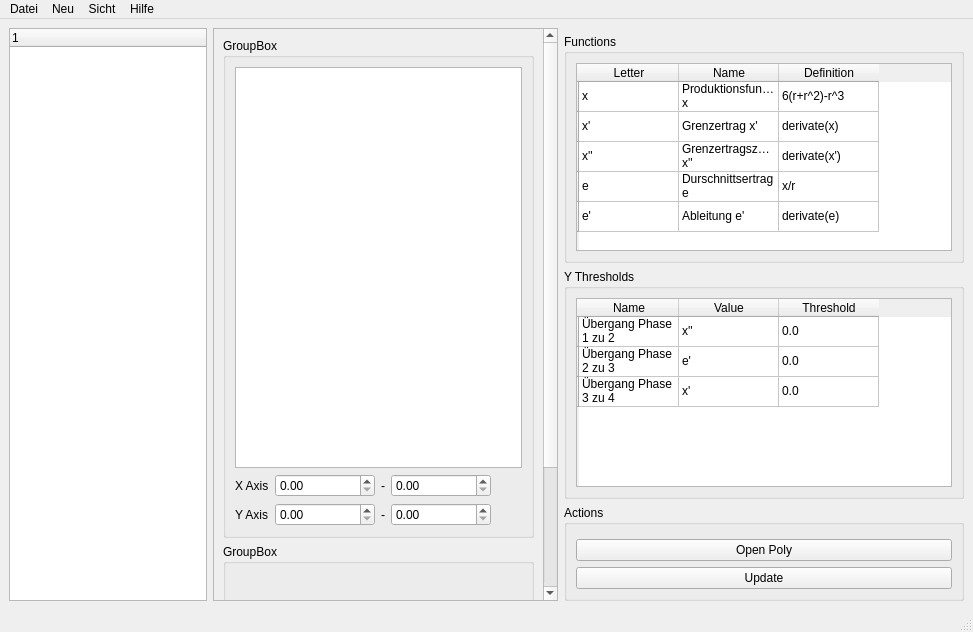
Above: Graphitty/mainview.ui from ultradr3mer/Graphitty before the change. Below: the same form after it.
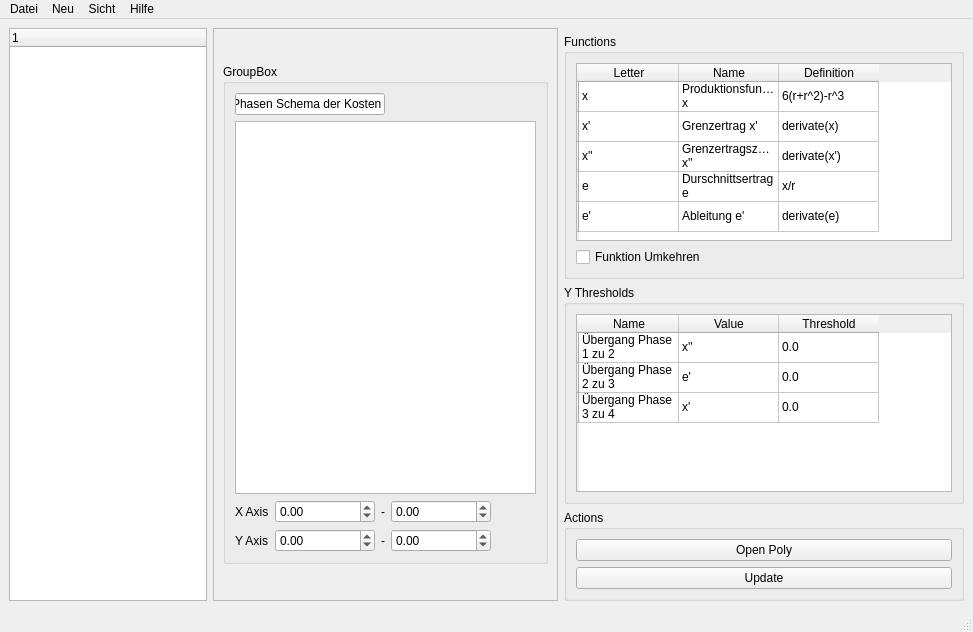
That is the form after the change. Custom widgets are drawn as their Qt base class.

Commit message: Invert cehckbox added

What changed in the file:
```diff
--- a/Graphitty/mainview.ui
+++ b/Graphitty/mainview.ui
@@ -188,8 +188,8 @@
         <rect>
          <x>0</x>
          <y>0</y>
-         <width>328</width>
-         <height>730</height>
+         <width>342</width>
+         <height>569</height>
         </rect>
        </property>
        <property name="sizePolicy">
@@ -217,28 +217,60 @@
            <string>GroupBox</string>
           </property>
           <layout class="QGridLayout" name="gridLayout_2">
-           <item row="2" column="2">
-            <widget class="QLabel" name="label_4">
-             <property name="text">
-              <string>-</string>
+           <item row="3" column="3">
+            <widget class="QDoubleSpinBox" name="toY">
+             <property name="minimumSize">
+              <size>
+               <width>100</width>
+               <height>0</height>
+              </size>
              </property>
+             <property name="minimum">
+              <double>-99.000000000000000</double>
+             </property>
             </widget>
            </item>
-           <item row="2" column="0">
+           <item row="2" column="1">
+            <widget class="QDoubleSpinBox" name="fromX">
+             <property name="minimumSize">
+              <size>
+               <width>100</width>
+               <height>0</height>
+              </size>
+             </property>
+             <property name="minimum">
+              <double>-99.000000000000000</double>
+             </property>
+            </widget>
+           </item>
+           <item row="2" column="3">
+            <widget class="QDoubleSpinBox" name="toX">
+             <property name="minimumSize">
+              <size>
+               <width>100</width>
+               <height>0</height>
+              </size>
+             </property>
+             <property name="minimum">
+              <double>-99.000000000000000</double>
+             </property>
+            </widget>
+           </item>
+           <item row="3" column="0">
             <widget class="QLabel" name="label_2">
              <property name="text">
               <string>Y Axis</string>
              </property>
             </widget>
            </item>
-           <item row="1" column="2">
-            <widget class="QLabel" name="label_3">
+           <item row="3" column="2">
+            <widget class="QLabel" name="label_4">
              <property name="text">
               <string>-</string>
              </property>
             </widget>
            </item>
-           <item row="1" column="4">
+           <item row="2" column="4">
             <spacer name="horizontalSpacer">
              <property name="orientation">
               <enum>Qt::Horizontal</enum>
@@ -251,101 +283,50 @@
              </property>
             </spacer>
            </item>
-           <item row="0" column="0" colspan="5">
+           <item row="3" column="1">
+            <widget class="QDoubleSpinBox" name="fromY">
+             <property name="minimumSize">
+              <size>
+               <width>100</width>
+               <height>0</height>
+              </size>
+             </property>
+             <property name="minimum">
+              <double>-99.000000000000000</double>
+             </property>
+            </widget>
+           </item>
+           <item row="2" column="2">
+            <widget class="QLabel" name="label_3">
+             <property name="text">
+              <string>-</string>
+             </property>
+            </widget>
+           </item>
+           <item row="1" column="0" colspan="5">
             <widget class="QChartView" name="chartView">
              <property name="renderHints">
               <set>QPainter::Antialiasing|QPainter::TextAntialiasing</set>
              </property>
             </widget>
            </item>
-           <item row="1" column="0">
+           <item row="2" column="0">
             <widget class="QLabel" name="label">
              <property name="text">
               <string>X Axis</string>
              </property>
             </widget>
            </item>
-           <item row="1" column="1">
-            <widget class="QDoubleSpinBox" name="fromX">
-             <property name="minimumSize">
-              <size>
-               <width>100</width>
-               <height>0</height>
-              </size>
-             </property>
-            </widget>
-           </item>
-           <item row="2" column="1">
-            <widget class="QDoubleSpinBox" name="fromY">
-             <property name="minimumSize">
-              <size>
-               <width>100</width>
-               <height>0</height>
-              </size>
-             </property>
-            </widget>
-           </item>
-           <item row="1" column="3">
-            <widget class="QDoubleSpinBox" name="toX">
-             <property name="minimumSize">
-              <size>
-               <width>100</width>
-               <height>0</height>
-              </size>
-             </property>
-            </widget>
-           </item>
-           <item row="2" column="3">
-            <widget class="QDoubleSpinBox" name="toY">
-             <property name="minimumSize">
-              <size>
-               <width>100</width>
-               <height>0</height>
-              </size>
+           <item row="0" column="0" colspan="3">
+            <widget class="QLineEdit" name="name">
+             <property name="text">
+              <string>4 Phasen Schema der Kosten</string>
              </property>
             </widget>
            </item>
           </layout>
          </widget>
         </item>
-        <item>
-         <widget class="QGroupBox" name="groupBox_2">
-          <property name="sizePolicy">
-           <sizepolicy hsizetype="Preferred" vsizetype="Fixed">
-            <horstretch>0</horstretch>
-            <verstretch>0</verstretch>
-           </sizepolicy>
-          </property>
-          <property name="minimumSize">
-           <size>
-            <width>0</width>
-            <height>100</height>
-           </size>
-          </property>
-          <property name="title">
-           <string>GroupBox</string>
-          </property>
-         </widget>
-        </item>
-        <item>
-         <widget class="QGroupBox" name="groupBox_3">
-          <property name="sizePolicy">
-           <sizepolicy hsizetype="Preferred" vsizetype="Fixed">
-            <horstretch>0</horstretch>
-            <verstretch>0</verstretch>
-           </sizepolicy>
-          </property>
-          <property name="minimumSize">
-           <size>
-            <width>0</width>
-            <height>100</height>
-           </size>
-          </property>
-          <property name="title">
-           <string>GroupBox</string>
-          </property>
-         </widget>
-        </item>
        </layout>
       </widget>
      </widget>
@@ -493,6 +474,13 @@
          </item>
         </widget>
        </item>
+       <item row="1" column="0">
+        <widget class="QCheckBox" name="invert">
+         <property name="text">
+          <string>Funktion Umkehren</string>
+         </property>
+        </widget>
+       </item>
       </layout>
      </widget>
     </item>
```
The commit also changes 3 other files.
